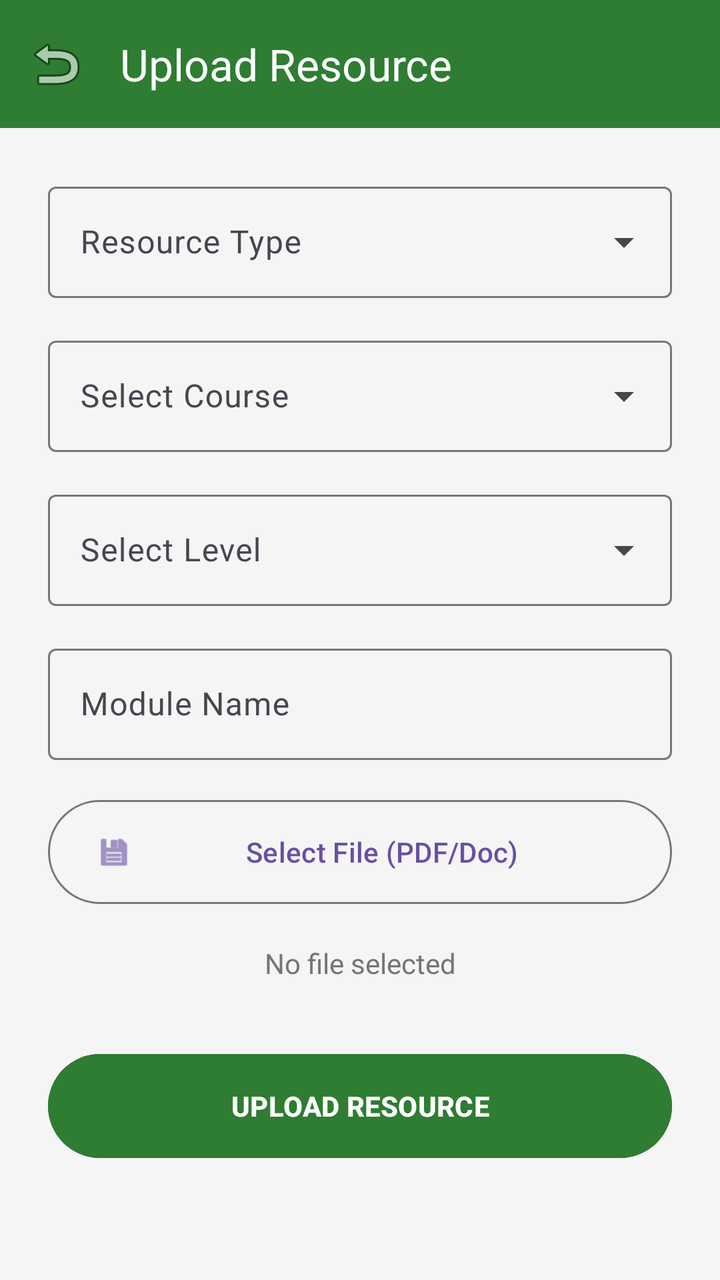
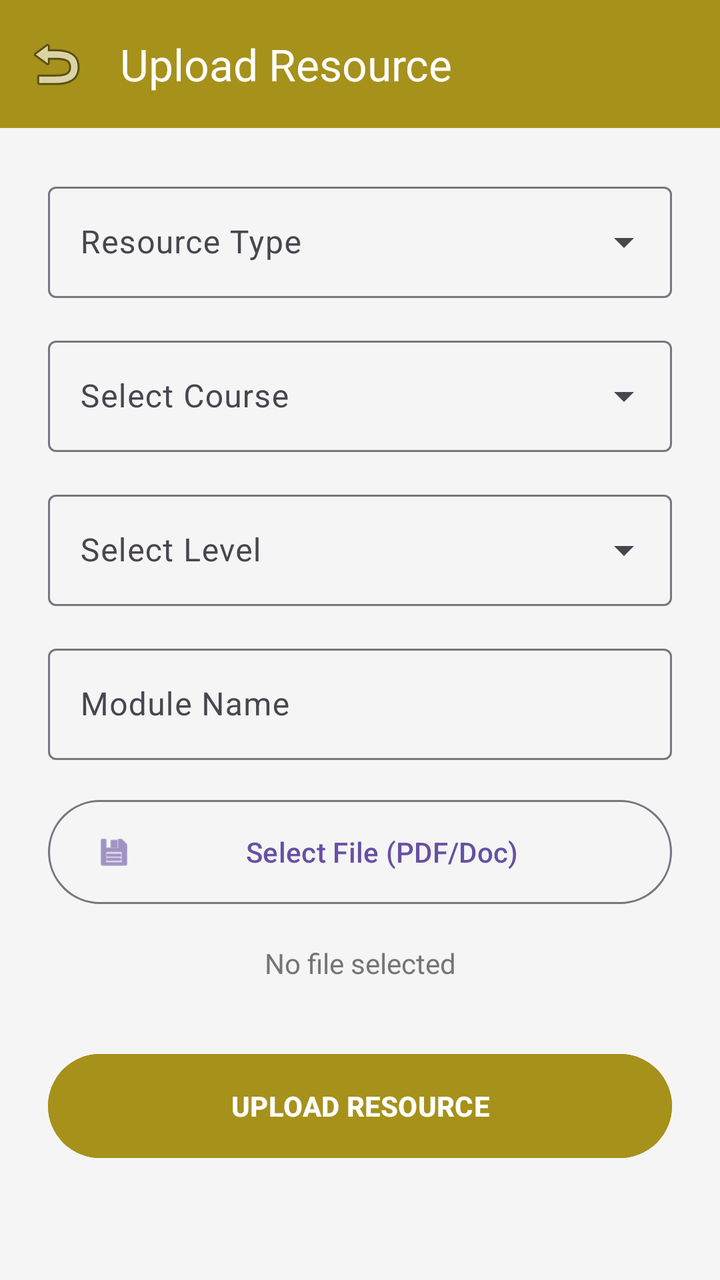

Compare the two renders of this Android layout. The source of the first and the diff that turns it into the second are given below.
<!-- AndroidManifest.xml: application theme Theme.Academic_Vault -->
<!-- res/layout/activity_upload_resource.xml -->
<?xml version="1.0" encoding="utf-8"?>
<androidx.coordinatorlayout.widget.CoordinatorLayout
    xmlns:android="http://schemas.android.com/apk/res/android"
    xmlns:app="http://schemas.android.com/apk/res-auto"
    android:layout_width="match_parent"
    android:layout_height="match_parent"
    android:background="@color/background">

    <com.google.android.material.appbar.AppBarLayout
        android:layout_width="match_parent"
        android:layout_height="wrap_content">

        <androidx.appcompat.widget.Toolbar
            android:id="@+id/toolbar"
            android:layout_width="match_parent"
            android:layout_height="?attr/actionBarSize"
            android:background="@color/primary"
            app:title="Upload Resource"
            app:titleTextColor="@android:color/white"
            app:navigationIcon="@android:drawable/ic_menu_revert"/>

    </com.google.android.material.appbar.AppBarLayout>

    <androidx.core.widget.NestedScrollView
        android:layout_width="match_parent"
        android:layout_height="match_parent"
        app:layout_behavior="@string/appbar_scrolling_view_behavior">

        <LinearLayout
            android:layout_width="match_parent"
            android:layout_height="wrap_content"
            android:orientation="vertical"
            android:padding="24dp">

            <com.google.android.material.textfield.TextInputLayout
                style="@style/Widget.Material3.TextInputLayout.OutlinedBox.ExposedDropdownMenu"
                android:layout_width="match_parent"
                android:layout_height="wrap_content"
                android:hint="Resource Type"
                android:layout_marginBottom="16dp">

                <AutoCompleteTextView
                    android:id="@+id/spinner_type"
                    android:layout_width="match_parent"
                    android:layout_height="wrap_content"
                    android:inputType="none"/>

            </com.google.android.material.textfield.TextInputLayout>

            <com.google.android.material.textfield.TextInputLayout
                style="@style/Widget.Material3.TextInputLayout.OutlinedBox.ExposedDropdownMenu"
                android:layout_width="match_parent"
                android:layout_height="wrap_content"
                android:hint="Select Course"
                android:layout_marginBottom="16dp">

                <AutoCompleteTextView
                    android:id="@+id/spinner_course"
                    android:layout_width="match_parent"
                    android:layout_height="wrap_content"
                    android:inputType="none"/>

            </com.google.android.material.textfield.TextInputLayout>

            <com.google.android.material.textfield.TextInputLayout
                style="@style/Widget.Material3.TextInputLayout.OutlinedBox.ExposedDropdownMenu"
                android:layout_width="match_parent"
                android:layout_height="wrap_content"
                android:hint="Select Level"
                android:layout_marginBottom="16dp">

                <AutoCompleteTextView
                    android:id="@+id/spinner_level"
                    android:layout_width="match_parent"
                    android:layout_height="wrap_content"
                    android:inputType="none"/>

            </com.google.android.material.textfield.TextInputLayout>

            <com.google.android.material.textfield.TextInputLayout
                style="@style/Widget.Material3.TextInputLayout.OutlinedBox"
                android:layout_width="match_parent"
                android:layout_height="wrap_content"
                android:hint="Module Name"
                android:layout_marginBottom="16dp">

                <com.google.android.material.textfield.TextInputEditText
                    android:id="@+id/edit_module_name"
                    android:layout_width="match_parent"
                    android:layout_height="wrap_content"/>

            </com.google.android.material.textfield.TextInputLayout>

            <Button
                android:id="@+id/btn_select_file"
                style="@style/Widget.Material3.Button.OutlinedButton"
                android:layout_width="match_parent"
                android:layout_height="60dp"
                android:text="Select File (PDF/Doc)"
                android:layout_marginBottom="16dp"
                app:icon="@android:drawable/ic_menu_save"/>

            <TextView
                android:id="@+id/txt_file_status"
                android:layout_width="match_parent"
                android:layout_height="wrap_content"
                android:text="No file selected"
                android:textAlignment="center"
                android:layout_marginBottom="32dp"
                android:textColor="@color/secondaryText"/>

            <Button
                android:id="@+id/btn_upload"
                android:layout_width="match_parent"
                android:layout_height="60dp"
                android:text="UPLOAD RESOURCE"
                android:backgroundTint="@color/primary"
                android:textStyle="bold"/>

        </LinearLayout>

    </androidx.core.widget.NestedScrollView>

</androidx.coordinatorlayout.widget.CoordinatorLayout>
<!-- resources referenced by this layout -->
<resources>
  <color name="background">#F5F5F5</color>
  <color name="primary">#2E7D32</color>
  <color name="secondaryText">#757575</color>
  <style name="Theme.Academic_Vault" parent="Base.Theme.Academic_Vault" />
  <style name="Base.Theme.Academic_Vault" parent="Theme.Material3.DayNight.NoActionBar">
          
          
      </style>
</resources>

<!-- the commit's change to res/layout/activity_upload_resource.xml (unified diff, before → after) -->
@@ -14,10 +14,10 @@
             android:id="@+id/toolbar"
             android:layout_width="match_parent"
             android:layout_height="?attr/actionBarSize"
-            android:background="@color/primary"
+            android:background="#A6911B"
+            app:navigationIcon="@android:drawable/ic_menu_revert"
             app:title="Upload Resource"
-            app:titleTextColor="@android:color/white"
-            app:navigationIcon="@android:drawable/ic_menu_revert"/>
+            app:titleTextColor="@android:color/white" />
 
     </com.google.android.material.appbar.AppBarLayout>
 
@@ -113,9 +113,9 @@
                 android:id="@+id/btn_upload"
                 android:layout_width="match_parent"
                 android:layout_height="60dp"
+                android:backgroundTint="#A6911B"
                 android:text="UPLOAD RESOURCE"
-                android:backgroundTint="@color/primary"
-                android:textStyle="bold"/>
+                android:textStyle="bold" />
 
         </LinearLayout>
 
<!-- resource entries referenced after the edit -->
@@ -1,7 +1,6 @@
 <!-- resources referenced by this layout -->
 <resources>
   <color name="background">#F5F5F5</color>
-  <color name="primary">#2E7D32</color>
   <color name="secondaryText">#757575</color>
   <style name="Theme.Academic_Vault" parent="Base.Theme.Academic_Vault" />
   <style name="Base.Theme.Academic_Vault" parent="Theme.Material3.DayNight.NoActionBar">
